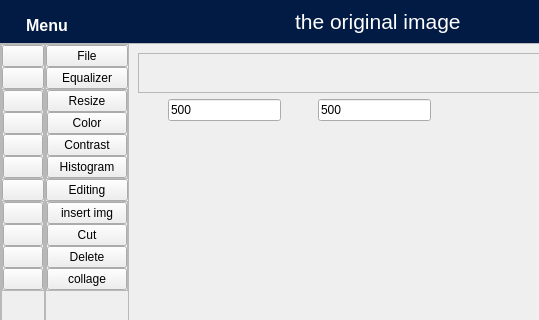
Before: the Qt Designer form ui/interface_demo.ui in Xuanlai583/Editting_app, drawn with Qt 5; both pictures show x 0 to 539 and y 0 to 320 of the 859 by 730 pixel window.
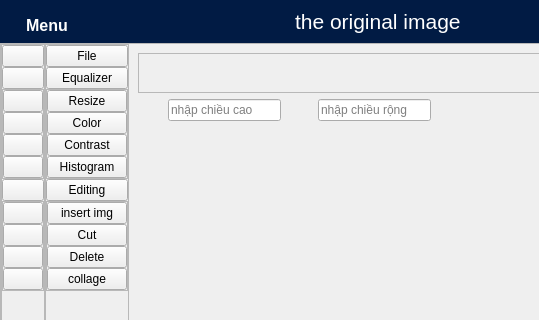
After: the same form once the commit is applied. The open tabs and pages were chosen to show the change. Icons and pictures are not drawn.

Diff of the .ui file:
```diff
--- a/ui/interface_demo.ui
+++ b/ui/interface_demo.ui
@@ -318,7 +318,7 @@
                  </rect>
                 </property>
                 <property name="text">
-                 <string>500</string>
+                 <string/>
                 </property>
                 <property name="placeholderText">
                  <string>nhập chiều cao</string>
@@ -334,7 +334,7 @@
                  </rect>
                 </property>
                 <property name="text">
-                 <string>500</string>
+                 <string/>
                 </property>
                 <property name="placeholderText">
                  <string>nhập chiều rộng</string>
```
Left out of the diff: 2 changed lines with no effect on the pictures.
